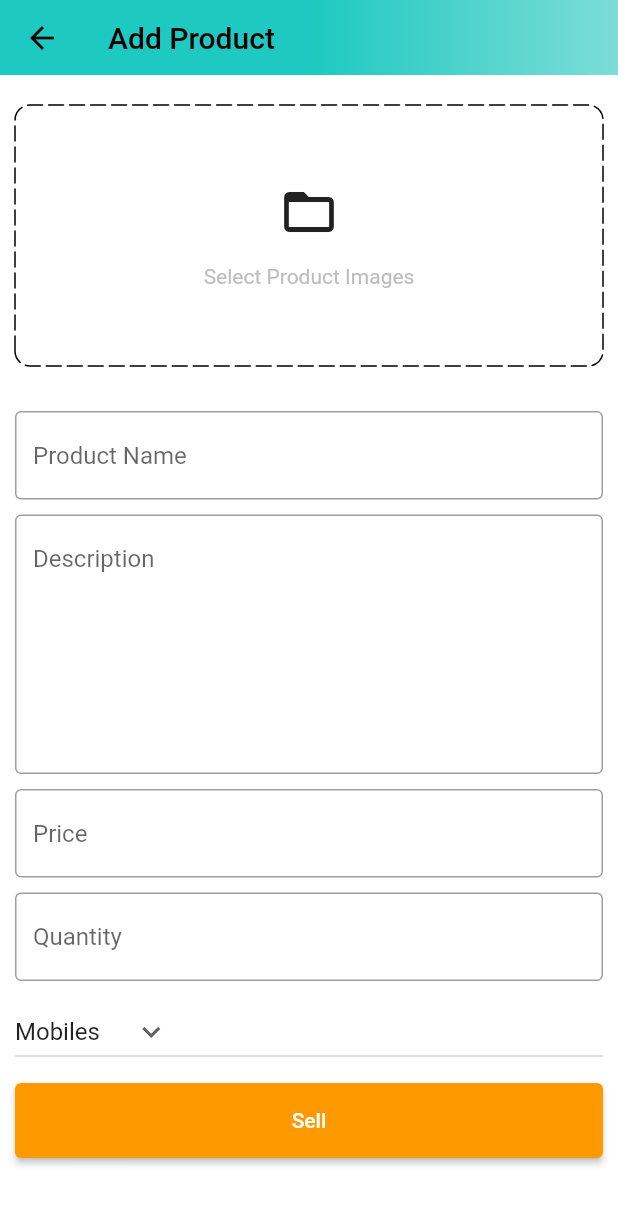
After one commit to Lakesyd5/amazon-clone, a Flutter app: the AdminScreen screen opened by its route, after a tap on the "add" icon, on a phone screen of 412 x 824 dp. The commit adds this screen. Shown: the top 1205 px of the screen. Run offline on Flutter 3.47's test engine with Material 2 defaults, Android fonts, the phone set to English and light mode, and no system bars; drawn by our look-alikes of dotted_border; our stand-ins replace carousel_slider, file_picker, fluttertoast, go_router, shared_preferences; missing offline and left inert: cloudinary_public; accounts and stored records are empty.

Commit message:
admin screen added

```diff
--- a/lib/constants/utils.dart
+++ b/lib/constants/utils.dart
@@ -1,16 +1,41 @@
+import 'dart:io';
+
+import 'package:file_picker/file_picker.dart';
 import 'package:flutter/material.dart';
 import 'package:fluttertoast/fluttertoast.dart';
 import 'package:amazon_clone/constants/global_variable.dart';
 
-toastInfo(String msg, {
-  Color backgroundColor = GlobalVariables.secondaryColor, Color textColor = GlobalVariables.backgroundColor,
+toastInfo(
+  String msg, {
+  Color backgroundColor = GlobalVariables.secondaryColor,
+  Color textColor = GlobalVariables.backgroundColor,
 }) {
-  return Fluttertoast.showToast(msg: msg,
-  toastLength: Toast.LENGTH_SHORT,
-  gravity: ToastGravity.TOP,
-  timeInSecForIosWeb: 2,
-  backgroundColor: backgroundColor,
-  textColor: textColor,
-  fontSize: 16
+  return Fluttertoast.showToast(
+    msg: msg,
+    toastLength: Toast.LENGTH_SHORT,
+    gravity: ToastGravity.TOP,
+    timeInSecForIosWeb: 2,
+    backgroundColor: backgroundColor,
+    textColor: textColor,
+    fontSize: 16,
   );
 }
+
+Future<List<File>> pickImages() async {
+  List<File> images = [];
+  try {
+    var files = await FilePicker.platform.pickFiles(
+      type: FileType.image,
+      allowMultiple: true,
+    );
+    if (files != null && files.files.isNotEmpty) {
+      for (var i = 0; i < files.files.length; i++) {
+        images.add(File(files.files[i].path!));
+      }
+    }
+  } catch (e) {
+    debugPrint(e.toString());
+  }
+
+  return images;
+}
--- /dev/null
+++ b/lib/features/admin/screens/addProducts_screen.dart
@@ -0,0 +1,185 @@
+import 'dart:io';
+
+import 'package:amazon_clone/common/widgets/custom_button.dart';
+import 'package:amazon_clone/common/widgets/custom_textfield.dart';
+import 'package:amazon_clone/constants/global_variable.dart';
+import 'package:amazon_clone/constants/utils.dart';
+import 'package:amazon_clone/features/admin/services/admin_services.dart';
+import 'package:carousel_slider/carousel_slider.dart';
+import 'package:dotted_border/dotted_border.dart';
+import 'package:flutter/material.dart';
+
+class AddProductScreen extends StatefulWidget {
+  const AddProductScreen({super.key});
+
+  @override
+  State<AddProductScreen> createState() => _AddProductScreenState();
+}
+
+class _AddProductScreenState extends State<AddProductScreen> {
+  final TextEditingController productNameController = TextEditingController();
+  final TextEditingController descriptionController = TextEditingController();
+  final TextEditingController priceController = TextEditingController();
+  final TextEditingController quantityController = TextEditingController();
+  final AdminServices adminServices = AdminServices();
+
+  @override
+  void dispose() {
+    super.dispose();
+    productNameController.dispose();
+    descriptionController.dispose();
+    priceController.dispose();
+    quantityController.dispose();
+  }
+
+  String category = 'Mobiles';
+  List<File> images = [];
+  final _addProductKey = GlobalKey<FormState>();
+
+  List<String> productCategories = [
+    'Mobiles',
+    'Essentials',
+    'Appliances',
+    'Books',
+    'Fashion',
+  ];
+
+  void selectImages() async {
+    var res = await pickImages();
+
+    setState(() {
+      images = res;
+    });
+  }
+
+  @override
+  Widget build(BuildContext context) {
+    return Scaffold(
+      appBar: PreferredSize(
+        preferredSize: const Size.fromHeight(50),
+        child: AppBar(
+          flexibleSpace: Container(
+            decoration:
+                const BoxDecoration(gradient: GlobalVariables.appBarGradient),
+          ),
+          title: const Text(
+            'Add Product',
+            style: TextStyle(color: Colors.black),
+          ),
+        ),
+      ),
+      body: SingleChildScrollView(
+        child: Form(
+          key: _addProductKey,
+          child: Padding(
+            padding: const EdgeInsets.symmetric(horizontal: 10),
+            child: Column(
+              children: [
+                const SizedBox(height: 20),
+                GestureDetector(
+                  onTap: selectImages,
+                  child: images.isNotEmpty
+                      ? CarouselSlider(
+                          items: images.map((i) {
+                            return Builder(
+                              builder: (context) => Image.file(
+                                i,
+                                fit: BoxFit.cover,
+                                height: 200,
+                              ),
+                            );
+                          }).toList(),
+                          options:
+                              CarouselOptions(viewportFraction: 1, height: 200),
+                        )
+                      : DottedBorder(
+                          borderType: BorderType.RRect,
+                          radius: const Radius.circular(10),
+                          dashPattern: const [10, 4],
+                          strokeCap: StrokeCap.round,
+                          child: Container(
+                            width: double.infinity,
+                            height: 170,
+                            decoration: BoxDecoration(
+                              borderRadius: BorderRadius.circular(10),
+                            ),
+                            child: Column(
+                              mainAxisAlignment: MainAxisAlignment.center,
+                              children: [
+                                const Icon(Icons.folder_open, size: 40),
+                                const SizedBox(height: 15),
+                                Text(
+                                  'Select Product Images',
+                                  style: TextStyle(color: Colors.grey[400]),
+                                ),
+                              ],
+                            ),
+                          ),
+                        ),
+                ),
+                const SizedBox(height: 30),
+                CustomTextField(
+                  controller: productNameController,
+                  hintText: 'Product Name',
+                ),
+                const SizedBox(height: 10),
+                CustomTextField(
+                  controller: descriptionController,
+                  hintText: 'Description',
+                  maxLines: 7,
+                ),
+                const SizedBox(height: 10),
+                CustomTextField(
+                  controller: priceController,
+                  hintText: 'Price',
+                ),
+                const SizedBox(height: 10),
+                CustomTextField(
+                  controller: quantityController,
+                  hintText: 'Quantity',
+                ),
+                const SizedBox(height: 10),
+                SizedBox(
+                  width: double.infinity,
+                  child: DropdownButton(
+                    value: category,
+                    icon: const Icon(Icons.keyboard_arrow_down),
+                    items: productCategories.map((String item) {
+                      return DropdownMenuItem(
+                        value: item,
+                        child: Text(item),
+                      );
+                    }).toList(),
+                    onChanged: (String? newValue) {
+                      setState(() {
+                        category = newValue!;
+                      });
+                    },
+                  ),
+                ),
+                const SizedBox(height: 10),
+                CustomButton(
+                  text: 'Sell',
+                  onTap: () {
+                    if (_addProductKey.currentState!.validate() &&
+                        images.isNotEmpty) {
+                      adminServices.sellProduct(
+                        context: context,
+                        name: productNameController.text,
+                        description: descriptionController.text,
+                        price: double.parse(priceController.text),
+                        quantity: double.parse(quantityController.text),
+                        category: category,
+                        images: images,
+                      );
+                    }
+                  },
+                ),
+              ],
+            ),
+          ),
+        ),
+      ),
+    );
+  }
+}
--- /dev/null
+++ b/lib/features/admin/screens/admin_screen.dart
@@ -0,0 +1,131 @@
+import 'package:amazon_clone/constants/global_variable.dart';
+import 'package:amazon_clone/features/admin/screens/products_screen.dart';
+import 'package:flutter/material.dart';
+
+class AdminScreen extends StatefulWidget {
+  const AdminScreen({super.key});
+
+  @override
+  State<AdminScreen> createState() => _AdminScreenState();
+}
+
+class _AdminScreenState extends State<AdminScreen> {
+  int _page = 0;
+  double bottomBarWidth = 42;
+  double bottomBarBorderWidth = 5;
+
+  List<Widget> pages = [
+    const ProductsScreen(),
+    const Center(child: Text('Analytics Page'),),
+    const Center(child: Text('Cart Page'),),
+  ];
+
+  void updatePage(int page) {
+    setState(() {
+      _page = page;
+    });
+  }
+
+  @override
+  Widget build(BuildContext context) {
+    return Scaffold(
+      appBar: PreferredSize(
+        preferredSize: const Size.fromHeight(50),
+        child: AppBar(
+          automaticallyImplyLeading: false,
+          flexibleSpace: Container(
+            decoration:
+                const BoxDecoration(gradient: GlobalVariables.appBarGradient),
+          ),
+          title: Row(
+            mainAxisAlignment: MainAxisAlignment.spaceBetween,
+            children: [
+              Container(
+                alignment: Alignment.topLeft,
+                child: Image.asset(
+                  'assets/images/amazon_in.png',
+                  width: 120,
+                  height: 45,
+                  color: Colors.black,
+                ),
+              ),
+              const Text(
+                'Admin',
+                style: TextStyle(
+                  fontWeight: FontWeight.bold,
+                  color: Colors.black,
+                ),
+              ),
+            ],
+          ),
+        ),
+      ),
+      body: pages[_page],
+      bottomNavigationBar: BottomNavigationBar(
+        onTap: updatePage,
+        elevation: 0,
+        currentIndex: _page,
+        selectedItemColor: GlobalVariables.selectedNavBarColor,
+        unselectedItemColor: GlobalVariables.unselectedNavBarColor,
+        backgroundColor: GlobalVariables.backgroundColor,
+        iconSize: 28,
+        items: [
+          // POSTS
+          BottomNavigationBarItem(
+            label: '',
+            icon: Container(
+              width: bottomBarWidth,
+              decoration: BoxDecoration(
+                border: Border(
+                  top: BorderSide(
+                    color: _page == 0
+                        ? GlobalVariables.selectedNavBarColor
+                        : GlobalVariables.backgroundColor,
+                    width: bottomBarBorderWidth,
+                  ),
+                ),
+              ),
+              child: const Icon(Icons.home_outlined),
+            ),
+          ),
+          // ANALYTICS
+          BottomNavigationBarItem(
+            label: '',
+            icon: Container(
+              width: bottomBarWidth,
+              decoration: BoxDecoration(
+                border: Border(
+                  top: BorderSide(
+                    color: _page == 1
+                        ? GlobalVariables.selectedNavBarColor
+                        : GlobalVariables.backgroundColor,
+                    width: bottomBarBorderWidth,
+                  ),
+                ),
+              ),
+              child: const Icon(Icons.analytics_outlined),
+            ),
+          ),
+          // ORDERS
+          BottomNavigationBarItem(
+            label: '',
+            icon: Container(
+              width: bottomBarWidth,
+              decoration: BoxDecoration(
+                border: Border(
+                  top: BorderSide(
+                    color: _page == 2
+                        ? GlobalVariables.selectedNavBarColor
+                        : GlobalVariables.backgroundColor,
+                    width: bottomBarBorderWidth,
+                  ),
+                ),
+              ),
+              child: const Icon(Icons.all_inbox_outlined),
+            ),
+          ),
+        ],
+      ),
+    );
+  }
+}
--- /dev/null
+++ b/lib/features/admin/screens/products_screen.dart
@@ -0,0 +1,30 @@
+import 'package:flutter/material.dart';
+import 'package:go_router/go_router.dart';
+
+class ProductsScreen extends StatefulWidget {
+  const ProductsScreen({super.key});
+
+  @override
+  State<ProductsScreen> createState() => _ProductsScreenState();
+}
+
+class _ProductsScreenState extends State<ProductsScreen> {
+  @override
+  Widget build(BuildContext context) {
+    return Scaffold(
+      body: const Center(
+        child: Text('Products'),
+      ),
+      floatingActionButton: FloatingActionButton(
+        onPressed: () {
+          context.push('/addProduct');
+        },
+        tooltip: 'Add a product',
+        child: const Icon(
+          Icons.add,
+        ),
+      ),
+      floatingActionButtonLocation: FloatingActionButtonLocation.centerFloat,
+    );
+  }
+}
--- /dev/null
+++ b/lib/features/admin/services/admin_services.dart
@@ -0,0 +1,67 @@
+import 'dart:io';
+
+import 'package:amazon_clone/constants/error_handling.dart';
+import 'package:amazon_clone/constants/global_variable.dart';
+import 'package:amazon_clone/constants/utils.dart';
+import 'package:amazon_clone/models/product.dart';
+import 'package:amazon_clone/provider/user_provider.dart';
+import 'package:amazon_clone/router.dart';
+import 'package:cloudinary_public/cloudinary_public.dart';
+import 'package:http/http.dart' as http;
+import 'package:provider/provider.dart';
+
+class AdminServices {
+  void sellProduct({
+    required context,
+    required String name,
+    required String description,
+    required double price,
+    required double quantity,
+    required String category,
+    required List<File> images,
+  }) async {
+    final userProvider = Provider.of<UserProvider>(context, listen: false);
+
+    try {
+      final cloudinary = CloudinaryPublic('dxn95c68z', 'hxdrykn7');
+      List<String> imageUrls = [];
+
+      for (var i = 0; i < images.length; i++) {
+        CloudinaryResponse res = await cloudinary.uploadFile(
+          CloudinaryFile.fromFile(images[i].path, folder: name),
+        );
+
+        imageUrls.add(res.secureUrl);
+      }
+
+      Product product = Product(
+        name: name,
+        description: description,
+        quantity: quantity,
+        images: imageUrls,
+        category: category,
+        price: price,
+      );
+
+      http.Response response = await http.post(
+        Uri.parse('$uri/admin/add-product'),
+        headers: <String, String>{
+          'Content-type': 'application/json; charset=UTF-8',
+          'auth_token': userProvider.user.token,
+        },
+        body: product.toJson(),
+      );
+
+      httpErrorHandle(
+        response: response,
+        onSuccess: () {
+          toastInfo('Product Added Successfully!');
+          MyAppRouter.router.pop();
+        },
+      );
+
+    } catch (e) {
+      toastInfo(e.toString());
+    }
+  }
+}
--- /dev/null
+++ b/lib/models/product.dart
@@ -0,0 +1,50 @@
+import 'dart:convert';
+
+class Product {
+  final String name;
+  final String description;
+  final double quantity;
+  final List<String> images;
+  final String category;
+  final double price;
+  final String? id;
+
+  Product({
+    required this.name,
+    required this.description,
+    required this.quantity,
+    required this.images,
+    required this.category,
+    required this.price,
+    this.id,
+  });
+
+  Map<String, dynamic> toMap() {
+    return {
+      'name': name,
+      'description': description,
+      'quantity': quantity,
+      'images': images,
+      'category': category,
+      'price': price,
+      'id': id,
+    };
+  }
+
+  factory Product.fromMap(Map<String, dynamic> map) {
+    return Product(
+      name: map['name'] ?? '',
+      description: map['description'] ?? '',
+      quantity: map['quantity']?.toDouble() ?? 0.0,
+      images: List<String>.from(map['images']),
+      category: map['category'] ?? '',
+      price: map['price']?.toDouble() ?? 0.0,
+      id: map['_id'],
+    );
+  }
+
+  String toJson() => json.encode(toMap());
+
+  factory Product.fromJson(String source) =>
+      Product.fromMap(json.decode(source));
+}
--- a/pubspec.yaml
+++ b/pubspec.yaml
@@ -8,6 +8,9 @@ environment:
 
 dependencies:
   carousel_slider: ^4.2.1
+  cloudinary_public: ^0.21.0
+  dotted_border: ^2.1.0
+  file_picker: ^6.1.1
   flutter:
     sdk: flutter
   fluttertoast: ^8.2.4
```
Also changed, not shown: pubspec.lock, 2 other files.
